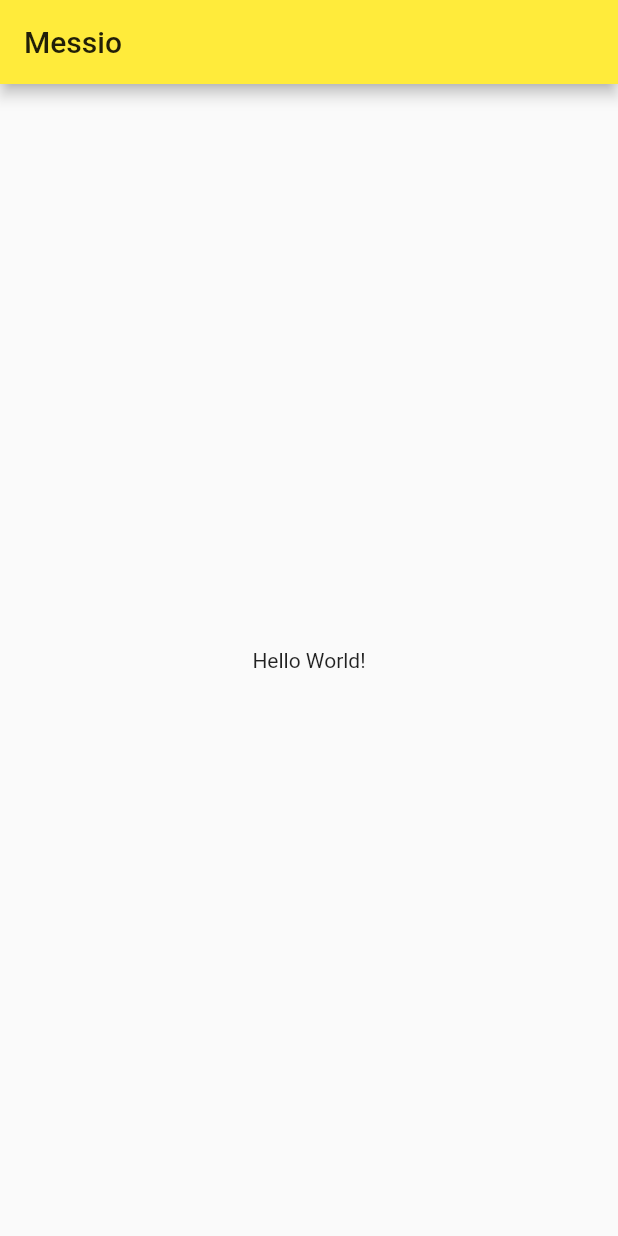
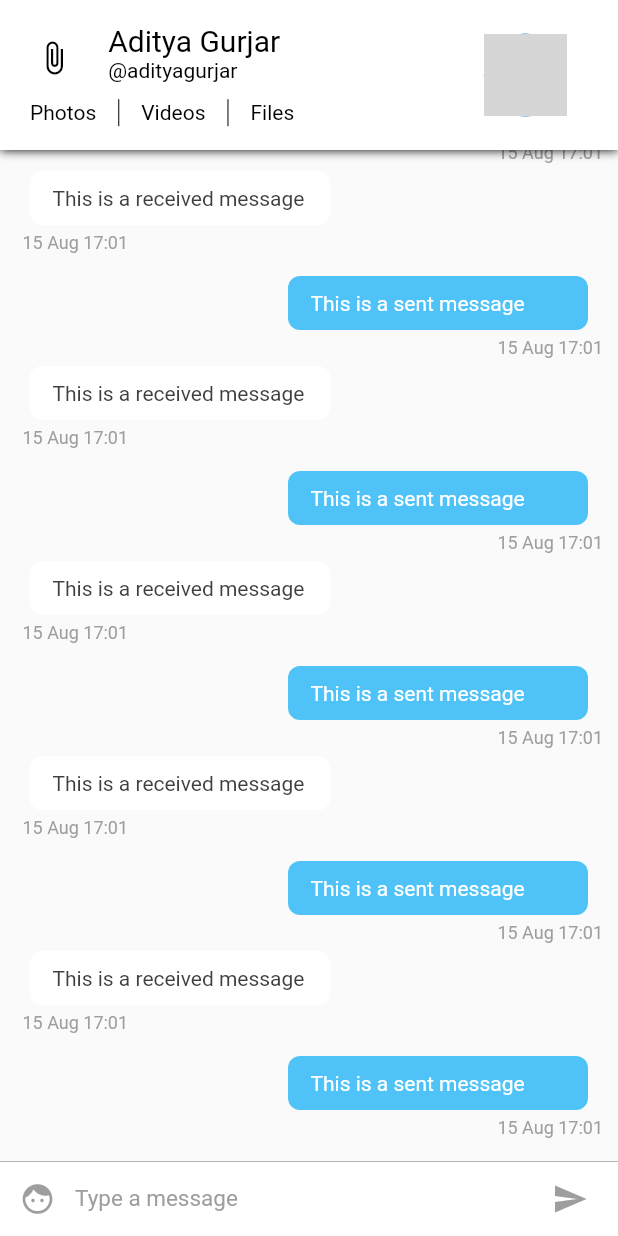
Before and after one commit to Sushruth17/flutterSample, a Flutter app: the screen it shows after launch, on a phone screen of 412 x 824 dp. Run offline on Flutter 3.47's test engine with Material 2 defaults, Android fonts, the phone set to English and light mode, and no system bars; grey boxes are pictures that could not be loaded.

Commit message:
chat app

```diff
--- /dev/null
+++ b/lib/config/Assets.dart
@@ -0,0 +1,10 @@
+class Assets{
+  static const String user = 'assets/user.png';
+  static const String app_icon = 'assets/launcher/ic_launcher.png';
+  static const String app_icon_fg = 'assets/launcher/ic_foreground.png';
+  static const String app_icon_bg = 'assets/launcher/ic_background.png';
+  static const String google_button = 'assets/google.png';
+  static const String social = 'assets/social.png';
+  static const String placeholder = 'assets/placeholder.png';
+
+}
--- /dev/null
+++ b/lib/config/Palette.dart
@@ -0,0 +1,27 @@
+import 'package:flutter/material.dart';
+
+// Color palette for the un-themed pages
+class Palette{
+  static Color primaryColor = Colors.white;
+  static Color accentColor =  Color(0xff4fc3f7);
+  static Color secondaryColor = Colors.black;
+
+  static Color gradientStartColor = accentColor;
+  static Color gradientEndColor = Color(0xff6aa8fd);
+  static Color errorGradientStartColor = Color(0xffd50000);
+  static Color errorGradientEndColor = Color(0xff9b0000);
+
+
+  static Color primaryTextColorLight = Colors.white;
+  static Color secondaryTextColorLight = Colors.white70;
+  static Color hintTextColorLight = Colors.white70;
+
+
+  static Color selfMessageBackgroundColor = Color(0xff4fc3f7);
+  static Color otherMessageBackgroundColor = Colors.white;
+
+  static Color selfMessageColor = Colors.white;
+  static Color otherMessageColor = Color(0xff3f3f3f);
+
+  static Color greyColor = Colors.grey;
+}
--- a/lib/main.dart
+++ b/lib/main.dart
@@ -1,4 +1,5 @@
 import 'package:flutter/material.dart';
+import 'package:flutter_app1/pages/ConversationPage.dart';
 
 void main() => runApp(MyApp());
 
@@ -9,39 +10,9 @@ class MyApp extends StatelessWidget {
     return MaterialApp(
       title: 'Messio',
       theme: ThemeData(
-        primarySwatch: Colors.yellow,
+        primarySwatch: Colors.blue,
       ),
-      home: MyHomePage(title: 'Messio'),
+      home: ConversationPage(),
     );
   }
 }
-
-class MyHomePage extends StatefulWidget {
-  MyHomePage({Key key, this.title}) : super(key: key);
-
-  final String title;
-
-  @override
-  _MyHomePageState createState() => _MyHomePageState();
-}
-
-class _MyHomePageState extends State<MyHomePage> {
-
-  @override
-  Widget build(BuildContext context) {
-    // The Flutter framework has been optimized to make rerunning build methods
-    // fast, so that you can just rebuild anything that needs updating rather
-    // than having to individually change instances of widgets.
-    return Scaffold(
-        appBar: AppBar(
-          // Here we take the value from the MyHomePage object that was created by
-          // the App.build method, and use it to set our appbar title.
-          title: Text(widget.title),
-        ),
-        body: Center(
-            child:Text('Hello World!')
-        )
-    );
-
-  }
-}
--- /dev/null
+++ b/lib/pages/ConversationPage.dart
@@ -0,0 +1,32 @@
+import 'package:flutter/material.dart';
+import 'package:flutter_app1/widgets/ChatAppBar.dart';
+import 'package:flutter_app1/widgets/ChatListWidget.dart';
+import 'package:flutter_app1/widgets/InputWidget.dart';
+
+class ConversationPage extends StatefulWidget {
+  @override
+  _ConversationPageState createState() => _ConversationPageState();
+}
+
+class _ConversationPageState extends State<ConversationPage> {
+
+  @override
+  Widget build(BuildContext context) {
+    return SafeArea(
+        child: Scaffold(
+            appBar: ChatAppBar(), // Custom app bar for chat screen
+            body: Stack(children: <Widget>[
+              Column(
+                children: <Widget>[
+                  ChatListWidget(),//Chat list
+                  InputWidget() // The input widget
+                ],
+              ),
+            ]
+            )
+        )
+    );
+  }
+
+
+}
--- /dev/null
+++ b/lib/pages/ConversationPageList.dart
@@ -0,0 +1,24 @@
+import 'package:flutter/material.dart';
+import 'ConversationPage.dart';
+
+class ConversationPageList extends StatefulWidget {
+
+  @override
+  _ConversationPageListState createState() => _ConversationPageListState();
+}
+
+class _ConversationPageListState extends State<ConversationPageList> {
+
+  @override
+  Widget build(BuildContext context) {
+    return PageView(
+      children: <Widget>[
+        ConversationPage(),
+        ConversationPage(),
+        ConversationPage()
+      ],
+    );
+
+
+  }
+}
--- /dev/null
+++ b/lib/widgets/ChatAppBar.dart
@@ -0,0 +1,101 @@
+import 'package:flutter/material.dart';
+import 'package:flutter_app1/config/Assets.dart';
+import 'package:flutter_app1/config/Palette.dart';
+
+class ChatAppBar extends StatelessWidget implements PreferredSizeWidget {
+  final double height = 100;
+  @override
+  Widget build(BuildContext context) {
+    var textHeading = TextStyle(color: Palette.secondaryColor, fontSize: 20); // Text style for the name
+    var textStyle = TextStyle(color: Palette.secondaryColor); // Text style for everything else
+
+    double width = MediaQuery.of(context).size.width; // calculate the screen width
+    return Material(
+        child: Container(
+            decoration: new BoxDecoration(boxShadow: [ //adds a shadow to the appbar
+              new BoxShadow(
+                color: Colors.black,
+                blurRadius: 5.0,
+              )]),
+            child:  Container(
+                color: Palette.primaryColor,
+                child: Row(children: <Widget>[
+                  Expanded( //we're dividing the appbar into 7 : 3 ratio. 7 is for content and 3 is for the display picture.
+                      flex: 7,
+                      child: Center(
+                          child: Column(
+                            mainAxisSize: MainAxisSize.min,
+                            children: <Widget>[
+                              Container(
+                                  height: 70 - (width * .06),
+                                  child: Row(
+                                    crossAxisAlignment: CrossAxisAlignment.start,
+                                    children: <Widget>[
+                                      Expanded(
+                                          flex: 2,
+                                          child: Center(
+                                              child: Icon(
+                                                Icons.attach_file,
+                                                color: Palette.secondaryColor,
+                                              ))),
+                                      Expanded(
+                                          flex: 6,
+                                          child: Container(
+                                              child: Column(
+                                                crossAxisAlignment:
+                                                CrossAxisAlignment.start,
+                                                mainAxisAlignment: MainAxisAlignment.center,
+                                                mainAxisSize: MainAxisSize.min,
+                                                children: <Widget>[
+                                                  Text('Aditya Gurjar', style: textHeading),
+                                                  Text('@adityagurjar', style: textStyle)
+                                                ],
+                                              ))),
+                                    ],
+                                  )),
+                              //second row containing the buttons for media
+                              Container(
+                                  height: 23,
+                                  padding: EdgeInsets.fromLTRB(20, 5, 5, 0),
+                                  child: Row(
+                                    mainAxisAlignment: MainAxisAlignment.start,
+                                    crossAxisAlignment: CrossAxisAlignment.center,
+                                    children: <Widget>[
+                                      Text(
+                                        'Photos',
+                                        style: textStyle,
+                                      ),
+                                      VerticalDivider(
+                                        width: 30,
+                                        color: Palette.secondaryColor,
+                                      ),
+                                      Text(
+                                        'Videos',
+                                        style: textStyle,
+                                      ),
+                                      VerticalDivider(
+                                        width: 30,
+                                        color: Palette.secondaryColor,
+                                      ),
+                                      Text('Files', style: textStyle)
+                                    ],
+                                  )),
+                            ],
+                          ))),
+                  //This is the display picture
+                  Expanded(
+                      flex: 3,
+                      child: Container(
+                          child: Center(
+                              child: CircleAvatar(
+                                radius: (80 - (width * .06)) / 2,
+                                backgroundImage: Image.asset(
+                                  Assets.user,
+                                ).image,
+                              )))),
+                ]))));
+  }
+
+  @override
+  Size get preferredSize => Size.fromHeight(height);
+}
--- /dev/null
+++ b/lib/widgets/ChatItemWidget.dart
@@ -0,0 +1,89 @@
+import 'package:flutter/material.dart';
+import 'package:flutter_app1/config/Palette.dart';
+import 'package:intl/intl.dart';
+
+class ChatItemWidget extends StatelessWidget{
+  var index;
+
+  ChatItemWidget(this.index);
+
+  @override
+  Widget build(BuildContext context) {
+    // TODO: implement build
+    if (index % 2 == 0) {
+      //This is the sent message. We'll later use data from firebase instead of index to determine the message is sent or received.
+      return Container(
+          child: Column(children: <Widget>[
+            Row(
+              children: <Widget>[
+                Container(
+                  child: Text(
+                    'This is a sent message',
+                    style: TextStyle(color: Palette.selfMessageColor),
+                  ),
+                  padding: EdgeInsets.fromLTRB(15.0, 10.0, 15.0, 10.0),
+                  width: 200.0,
+                  decoration: BoxDecoration(
+                      color: Palette.selfMessageBackgroundColor,
+                      borderRadius: BorderRadius.circular(8.0)),
+                  margin: EdgeInsets.only(right: 10.0),
+                )
+              ],
+              mainAxisAlignment:
+              MainAxisAlignment.end, // aligns the chatitem to right end
+            ),
+            Row(
+                mainAxisAlignment: MainAxisAlignment.end,
+                children: <Widget>[
+                  Container(
+                    child: Text(
+                      DateFormat('dd MMM kk:mm')
+                          .format(DateTime.fromMillisecondsSinceEpoch(1565888474278)),
+                      style: TextStyle(
+                          color: Palette.greyColor,
+                          fontSize: 12.0,
+                          fontStyle: FontStyle.normal),
+                    ),
+                    margin: EdgeInsets.only(left: 5.0, top: 5.0, bottom: 5.0),
+                  )])
+          ]));
+    } else {
+      // This is a received message
+      return Container(
+        child: Column(
+          children: <Widget>[
+            Row(
+              children: <Widget>[
+                Container(
+                  child: Text(
+                    'This is a received message',
+                    style: TextStyle(color: Palette.otherMessageColor),
+                  ),
+                  padding: EdgeInsets.fromLTRB(15.0, 10.0, 15.0, 10.0),
+                  width: 200.0,
+                  decoration: BoxDecoration(
+                      color: Palette.otherMessageBackgroundColor,
+                      borderRadius: BorderRadius.circular(8.0)),
+                  margin: EdgeInsets.only(left: 10.0),
+                )
+              ],
+            ),
+            Container(
+              child: Text(
+                DateFormat('dd MMM kk:mm')
+                    .format(DateTime.fromMillisecondsSinceEpoch(1565888474278)),
+                style: TextStyle(
+                    color: Palette.greyColor,
+                    fontSize: 12.0,
+                    fontStyle: FontStyle.normal),
+              ),
+              margin: EdgeInsets.only(left: 5.0, top: 5.0, bottom: 5.0),
+            )
+          ],
+          crossAxisAlignment: CrossAxisAlignment.start,
+        ),
+        margin: EdgeInsets.only(bottom: 10.0),
+      );
+    }  }
+
+}
--- /dev/null
+++ b/lib/widgets/ChatListWidget.dart
@@ -0,0 +1,20 @@
+import 'package:flutter/material.dart';
+
+import 'ChatItemWidget.dart';
+
+
+class ChatListWidget extends StatelessWidget{
+  final ScrollController listScrollController = new ScrollController();
+  @override
+  Widget build(BuildContext context) {
+    // TODO: implement build
+    return Flexible(
+        child: ListView.builder(
+          padding: EdgeInsets.all(10.0),
+          itemBuilder: (context, index) => ChatItemWidget(index),
+          itemCount: 20,
+          reverse: true,
+          controller: listScrollController,
+        ));
+  }
+}
--- /dev/null
+++ b/lib/widgets/InputWidget.dart
@@ -0,0 +1,60 @@
+import 'package:flutter/material.dart';
+import 'package:flutter_app1/config/Palette.dart';
+
+class InputWidget extends StatelessWidget {
+
+  final TextEditingController textEditingController = new TextEditingController();
+
+  @override
+  Widget build(BuildContext context) {
+    return Container(
+      child: Row(
+        children: <Widget>[
+          Material(
+            child: new Container(
+              margin: new EdgeInsets.symmetric(horizontal: 1.0),
+              child: new IconButton(
+                icon: new Icon(Icons.face),
+                color: Palette.primaryColor,
+              ),
+            ),
+            color: Colors.white,
+          ),
+
+          // Text input
+          Flexible(
+            child: Container(
+              child: TextField(
+                style: TextStyle(color: Palette.secondaryColor, fontSize: 15.0),
+                controller: textEditingController,
+                decoration: InputDecoration.collapsed(
+                  hintText: 'Type a message',
+                  hintStyle: TextStyle(color: Palette.greyColor),
+                ),
+              ),
+            ),
+          ),
+
+          // Send Message Button
+          Material(
+            child: new Container(
+              margin: new EdgeInsets.symmetric(horizontal: 8.0),
+              child: new IconButton(
+                icon: new Icon(Icons.send),
+                onPressed: () => {},
+                color: Palette.greyColor,
+              ),
+            ),
+            color: Colors.white,
+          ),
+        ],
+      ),
+      width: double.infinity,
+      height: 50.0,
+      decoration: new BoxDecoration(
+          border: new Border(
+              top: new BorderSide(color: Palette.greyColor, width: 0.5)),
+          color: Colors.white),
+    );
+  }
+}
--- a/pubspec.yaml
+++ b/pubspec.yaml
@@ -23,7 +23,7 @@ environment:
 dependencies:
   flutter:
     sdk: flutter
-
+  intl: ^0.15.7
 
   # The following adds the Cupertino Icons font to your application.
   # Use with the CupertinoIcons class for iOS style icons.
```
Also changed, not shown: pubspec.lock.
